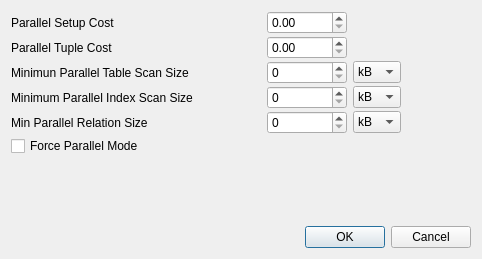
Above: GUI/pgdbatool/dlgparallelsettings.ui from marcotcal/PG-DBA-Tools before the change. Below: the same form after it.
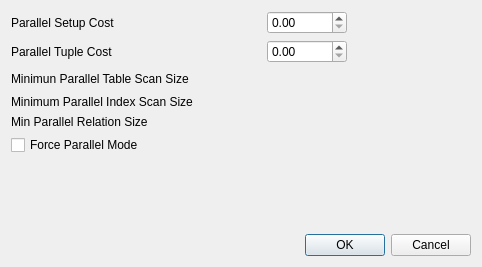
That is the form after the change. Custom widgets are drawn as their Qt base class.

The edit to the form file:
```diff
--- a/GUI/pgdbatool/dlgparallelsettings.ui
+++ b/GUI/pgdbatool/dlgparallelsettings.ui
@@ -7,7 +7,7 @@
     <x>0</x>
     <y>0</y>
     <width>482</width>
-    <height>259</height>
+    <height>267</height>
    </rect>
   </property>
   <property name="windowTitle">
@@ -16,9 +16,6 @@
   <layout class="QVBoxLayout" name="verticalLayout">
    <item>
     <layout class="QGridLayout" name="gridLayout">
-     <property name="verticalSpacing">
-      <number>2</number>
-     </property>
      <item row="0" column="0">
       <widget class="QLabel" name="label">
        <property name="minimumSize">
@@ -70,38 +67,20 @@
       </widget>
      </item>
      <item row="2" column="1">
-      <widget class="QSpinBox" name="sp_min_parallel_scan_size">
-       <property name="minimumSize">
-        <size>
-         <width>80</width>
-         <height>0</height>
-        </size>
-       </property>
-      </widget>
+      <widget class="MemoryEditor" name="me_min_parallel_scan_size" native="true"/>
      </item>
      <item row="2" column="2">
-      <widget class="QComboBox" name="comboBox">
-       <item>
-        <property name="text">
-         <string>kB</string>
-        </property>
-       </item>
-       <item>
-        <property name="text">
-         <string>MB</string>
-        </property>
-       </item>
-       <item>
-        <property name="text">
-         <string>GB</string>
-        </property>
-       </item>
-       <item>
-        <property name="text">
-         <string>TB</string>
-        </property>
-       </item>
-      </widget>
+      <spacer name="horizontalSpacer">
+       <property name="orientation">
+        <enum>Qt::Horizontal</enum>
+       </property>
+       <property name="sizeHint" stdset="0">
+        <size>
+         <width>108</width>
+         <height>20</height>
+        </size>
+       </property>
+      </spacer>
      </item>
      <item row="3" column="0">
       <widget class="QLabel" name="label_4">
@@ -111,14 +90,7 @@
       </widget>
      </item>
      <item row="3" column="1">
-      <widget class="QSpinBox" name="sp_min_parallel_index_scan_size">
-       <property name="minimumSize">
-        <size>
-         <width>80</width>
-         <height>0</height>
-        </size>
-       </property>
-      </widget>
+      <widget class="MemoryEditor" name="me_min_parallel_index_size" native="true"/>
      </item>
      <item row="4" column="0">
       <widget class="QLabel" name="label_5">
@@ -134,69 +106,8 @@
        </property>
       </widget>
      </item>
-     <item row="2" column="4">
-      <spacer name="horizontalSpacer">
-       <property name="orientation">
-        <enum>Qt::Horizontal</enum>
-       </property>
-       <property name="sizeHint" stdset="0">
-        <size>
-         <width>108</width>
-         <height>20</height>
-        </size>
-       </property>
-      </spacer>
-     </item>
      <item row="4" column="1">
-      <widget class="QSpinBox" name="spinBox"/>
-     </item>
-     <item row="4" column="2">
-      <widget class="QComboBox" name="comboBox_3">
-       <item>
-        <property name="text">
-         <string>kB</string>
-        </property>
-       </item>
-       <item>
-        <property name="text">
-         <string>MB</string>
-        </property>
-       </item>
-       <item>
-        <property name="text">
-         <string>GB</string>
-        </property>
-       </item>
-       <item>
-        <property name="text">
-         <string>TB</string>
-        </property>
-       </item>
-      </widget>
-     </item>
-     <item row="3" column="2">
-      <widget class="QComboBox" name="comboBox_2">
-       <item>
-        <property name="text">
-         <string>kB</string>
-        </property>
-       </item>
-       <item>
-        <property name="text">
-         <string>MB</string>
-        </property>
-       </item>
-       <item>
-        <property name="text">
-         <string>GB</string>
-        </property>
-       </item>
-       <item>
-        <property name="text">
-         <string>TB</string>
-        </property>
-       </item>
-      </widget>
+      <widget class="MemoryEditor" name="me_min_parallel_relation_size" native="true"/>
      </item>
     </layout>
    </item>
@@ -225,6 +136,14 @@
    </item>
   </layout>
  </widget>
+ <customwidgets>
+  <customwidget>
+   <class>MemoryEditor</class>
+   <extends>QWidget</extends>
+   <header>memoryeditor.h</header>
+   <container>1</container>
+  </customwidget>
+ </customwidgets>
  <resources/>
  <connections>
   <connection>
```
